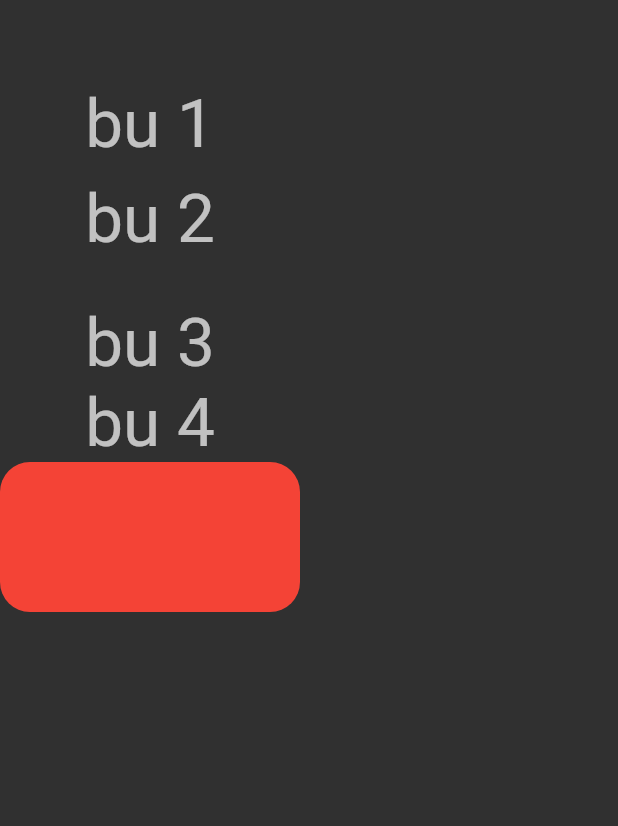
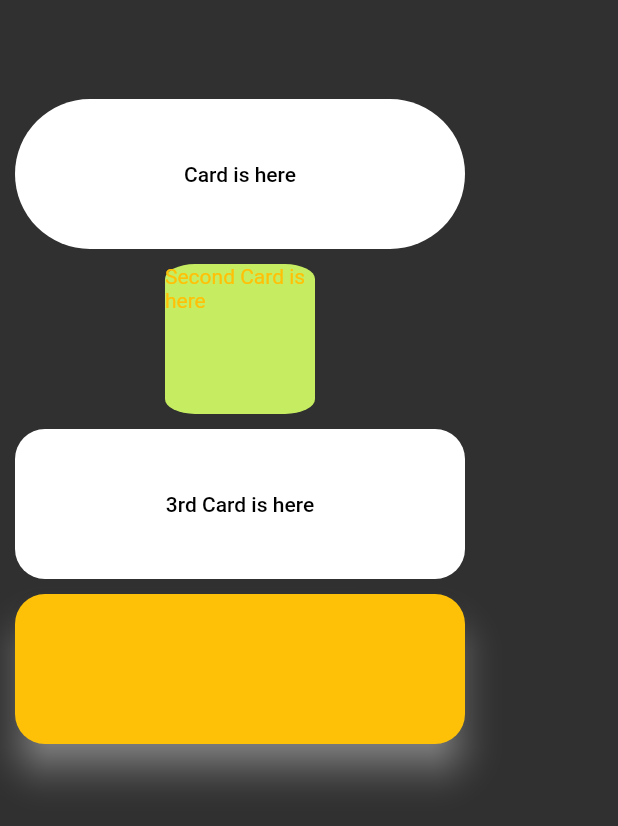
Before and after one commit to burakgurler16/widgets_learn, a Flutter app: the screen it shows after launch, on a phone screen of 412 x 824 dp. Shown: the top 826 px of the screen. Run offline on Flutter 3.47's test engine with Material 2 defaults, Android fonts, the light colour scheme and no system bars; our stand-ins replace transparent_image.

Commit message:
card and pedding

```diff
--- a/lib/main.dart
+++ b/lib/main.dart
@@ -3,9 +3,11 @@ import 'package:flutter/services.dart';
 import 'package:widgets_learn/login_screens/login_screen_ui_1.dart';
 import 'package:widgets_learn/widgets/app_bar.dart';
 import 'package:widgets_learn/widgets/button_learn.dart';
+import 'package:widgets_learn/widgets/card_learn.dart';
 import 'package:widgets_learn/widgets/color_learn.dart';
 import 'package:widgets_learn/widgets/container_sized_box.dart';
 import 'package:widgets_learn/widgets/icon_learn.dart';
+import 'package:widgets_learn/widgets/padding_learn.dart';
 import 'package:widgets_learn/widgets/scaffold_learn.dart';
 import 'package:widgets_learn/widgets/stateless_learn.dart';
 import 'package:widgets_learn/widgets/text_learn.dart';
@@ -20,18 +22,32 @@ class MyApp extends StatelessWidget {
     return MaterialApp(
       title: 'Widget Learn',
       theme: ThemeData.dark().copyWith(
+          //
+          cardTheme: CardTheme(
+            shape: RoundedRectangleBorder(
+              borderRadius: BorderRadius.circular(20),
+            ),
+            color: Colors.amber,
+            shadowColor: Colors.white,
+            elevation: 10,
+            margin: EdgeInsets.all(0),
+          ),
+          //
           errorColor: ColorsItems.sulu,
           backgroundColor: Colors.amber[800],
+          //
           iconTheme: const IconThemeData(
             color: Colors.blue,
           ),
+          //
           appBarTheme: const AppBarTheme(
             centerTitle: true,
             backgroundColor: Colors.transparent,
             elevation: 0,
             systemOverlayStyle: SystemUiOverlayStyle.light,
           )),
-      home: StatelessLearn(),
+      //
+      home: const CardLearn(),
     );
   }
 }
--- /dev/null
+++ b/lib/widgets/card_learn.dart
@@ -0,0 +1,90 @@
+import 'package:flutter/material.dart';
+
+class CardLearn extends StatelessWidget {
+  const CardLearn({Key? key}) : super(key: key);
+
+  @override
+  Widget build(BuildContext context) {
+    return Scaffold(
+      appBar: AppBar(),
+      body: Column(
+        children: [
+          Card(
+            elevation: 0,
+            color: Colors.white, // temadan verilebilir (mainden)
+            margin: ProjectMargins.cardMargin,
+            shape: const StadiumBorder(),
+            child: SizedBox(
+              child: Center(
+                child: Text(
+                  'Card is here',
+                  style: Theme.of(context).textTheme.bodyLarge?.copyWith(color: Colors.black),
+                ),
+              ),
+              height: 100,
+              width: 300,
+            ),
+          ),
+          Card(
+            elevation: 0,
+            color: Theme.of(context).colorScheme.error,
+            shape: const RoundedRectangleBorder(borderRadius: BorderRadius.all(Radius.elliptical(20, 10))),
+            child: const SizedBox(
+              child: Text(
+                'Second Card is here',
+                style: TextStyle(color: Colors.amber),
+              ),
+              height: 100,
+              width: 100,
+            ),
+          ),
+          _CustomCard(
+            child: SizedBox(
+              child: Center(
+                child: Text(
+                  '3rd Card is here',
+                  style: Theme.of(context).textTheme.bodyLarge?.copyWith(color: Colors.black),
+                ),
+              ),
+              height: 100,
+              width: 300,
+            ),
+          ),
+          Card(
+            //default card which customized in main
+            child: SizedBox(
+              height: 100,
+              width: 300,
+            ),
+          )
+        ],
+      ),
+    );
+  }
+}
+
+class ProjectMargins {
+  static const cardMargin = EdgeInsets.all(10);
+  final roundedRectangleBorder = RoundedRectangleBorder(borderRadius: BorderRadius.circular(20));
+}
+
+class _CustomCard extends StatelessWidget {
+  _CustomCard({Key? key, required this.child}) : super(key: key);
+  final Widget child;
+  final roundedRectangleBorder = RoundedRectangleBorder(borderRadius: BorderRadius.circular(20));
+
+  @override
+  Widget build(BuildContext context) {
+    return Card(
+      elevation: 0,
+      color: Colors.white, // temadan verilebilir (mainden)
+      margin: ProjectMargins.cardMargin,
+      shape: roundedRectangleBorder,
+      child: child,
+    );
+  }
+}
+
+
+// Borders
+// Stadium,Circle,RoundedRectangle
--- a/lib/widgets/padding_learn.dart
+++ b/lib/widgets/padding_learn.dart
@@ -1,10 +1,40 @@
 import 'package:flutter/material.dart';
 
+/// 4. video 30:53
+///
+/// https://youtu.be/C6G0C7TpffQ?t=1853
 class PaddingLearn extends StatelessWidget {
   const PaddingLearn({Key? key}) : super(key: key);
 
   @override
   Widget build(BuildContext context) {
-    return Container();
+    return Scaffold(
+      appBar: AppBar(),
+      body: Padding(
+        padding: ProjectPadding.pagePaddingVertical,
+        child: Column(
+          children: [
+            Padding(
+              padding: const EdgeInsets.symmetric(horizontal: 10.0),
+              child: Container(color: Colors.white, height: 100),
+            ),
+            Padding(
+              padding: const EdgeInsets.symmetric(vertical: 10, horizontal: 20),
+              child: Container(padding: EdgeInsets.zero, color: Colors.white, height: 100),
+            ),
+            Padding(
+              padding: ProjectPadding.pagePaddingRightOnly + ProjectPadding.pagePaddingVertical,
+              child: const Text('Burak'),
+            ),
+          ],
+        ),
+      ),
+    );
   }
 }
+
+class ProjectPadding {
+  // Projelerde olması gereken kullanım
+  static const pagePaddingVertical = EdgeInsets.symmetric(vertical: 10);
+  static const pagePaddingRightOnly = EdgeInsets.only(right: 20);
+}
```
